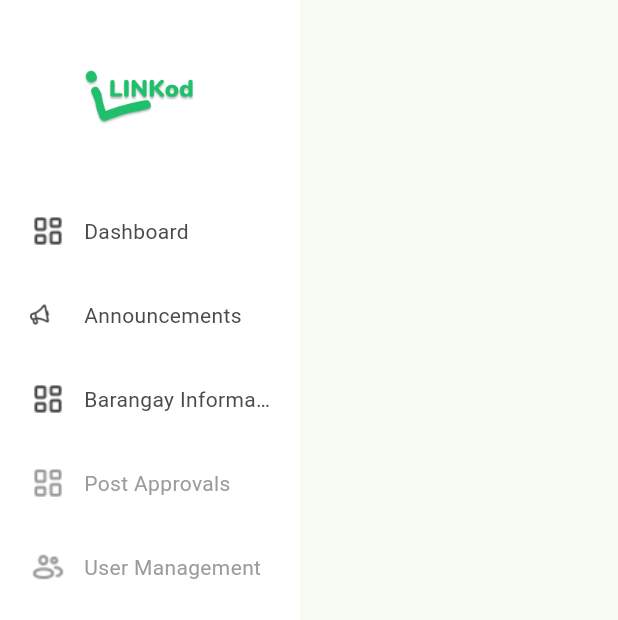
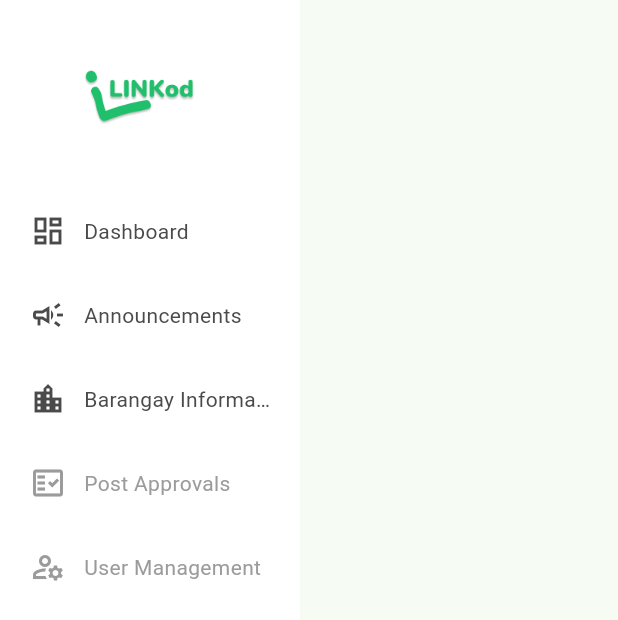
Before and after one commit to KaniKane/linkod-admincodebase, a Flutter app: the AppSidebar widget shown alone on an empty page, opened directly with empty values, on a phone screen of 412 x 824 dp. Shown: the top 620 px of the screen. Run offline on Flutter 3.47's test engine with Material 3 defaults, Android fonts, the phone set to English and light mode, and no system bars; our stand-ins replace cloud_firestore, file_picker, firebase_auth, firebase_core, firebase_messaging, firebase_storage and 2 more; missing offline and left inert: local_notifier; accounts and stored records are empty.

Commit message:
sidebar icons

```diff
--- a/lib/widgets/app_sidebar.dart
+++ b/lib/widgets/app_sidebar.dart
@@ -52,7 +52,7 @@ class AppSidebar extends StatelessWidget {
             child: Column(
               children: [
                 _NavItem(
-                  iconPath: 'assets/img/icon/boxes.png',
+                  icon: Icons.dashboard_outlined,
                   label: 'Dashboard',
                   isActive: currentRoute == '/dashboard',
                   onTap: () => onNavigate('/dashboard'),
@@ -60,7 +60,7 @@ class AppSidebar extends StatelessWidget {
                 ),
                 const SizedBox(height: 8),
                 _NavItem(
-                  iconPath: 'assets/img/icon/sound_mute.png',
+                  icon: Icons.campaign_outlined,
                   label: 'Announcements',
                   isActive: currentRoute == '/announcements',
                   onTap: () => onNavigate('/announcements'),
@@ -68,7 +68,7 @@ class AppSidebar extends StatelessWidget {
                 ),
                 const SizedBox(height: 8),
                 _NavItem(
-                  iconPath: 'assets/img/icon/boxes.png',
+                  icon: Icons.location_city_outlined,
                   label: 'Barangay Information',
                   isActive: currentRoute == '/barangay-information',
                   onTap: () => onNavigate('/barangay-information'),
@@ -76,7 +76,7 @@ class AppSidebar extends StatelessWidget {
                 ),
                 const SizedBox(height: 8),
                 _NavItem(
-                  iconPath: 'assets/img/icon/boxes.png',
+                  icon: Icons.fact_check_outlined,
                   label: 'Post Approvals',
                   isActive: currentRoute == '/approvals',
                   onTap: () => onNavigate('/approvals'),
@@ -86,7 +86,7 @@ class AppSidebar extends StatelessWidget {
                 ),
                 const SizedBox(height: 8),
                 _NavItem(
-                  iconPath: 'assets/img/icon/user-profile-group.png',
+                  icon: Icons.manage_accounts_outlined,
                   label: 'User Management',
                   isActive: currentRoute == '/user-management',
                   onTap: () => onNavigate('/user-management'),
@@ -104,7 +104,7 @@ class AppSidebar extends StatelessWidget {
 }
 
 class _NavItem extends StatefulWidget {
-  final String iconPath;
+  final IconData icon;
   final String label;
   final bool isActive;
   final VoidCallback onTap;
@@ -113,7 +113,7 @@ class _NavItem extends StatefulWidget {
   final int badgeCount;
 
   const _NavItem({
-    required this.iconPath,
+    required this.icon,
     required this.label,
     required this.isActive,
     required this.onTap,
@@ -151,12 +151,7 @@ class _NavItemState extends State<_NavItem> {
         ),
         child: Row(
           children: [
-            Image.asset(
-              widget.iconPath,
-              width: 24,
-              height: 24,
-              color: iconColor,
-            ),
+            Icon(widget.icon, size: 24, color: iconColor),
             const SizedBox(width: 12),
             Flexible(
               child: Text(
```
